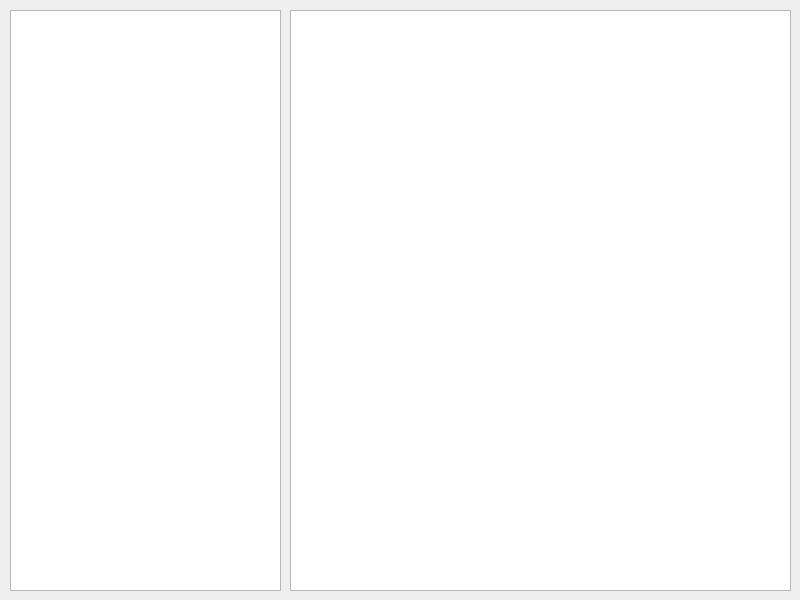
Qt form MainForm.ui (cnk24/Bithumb_Python) before a commit.
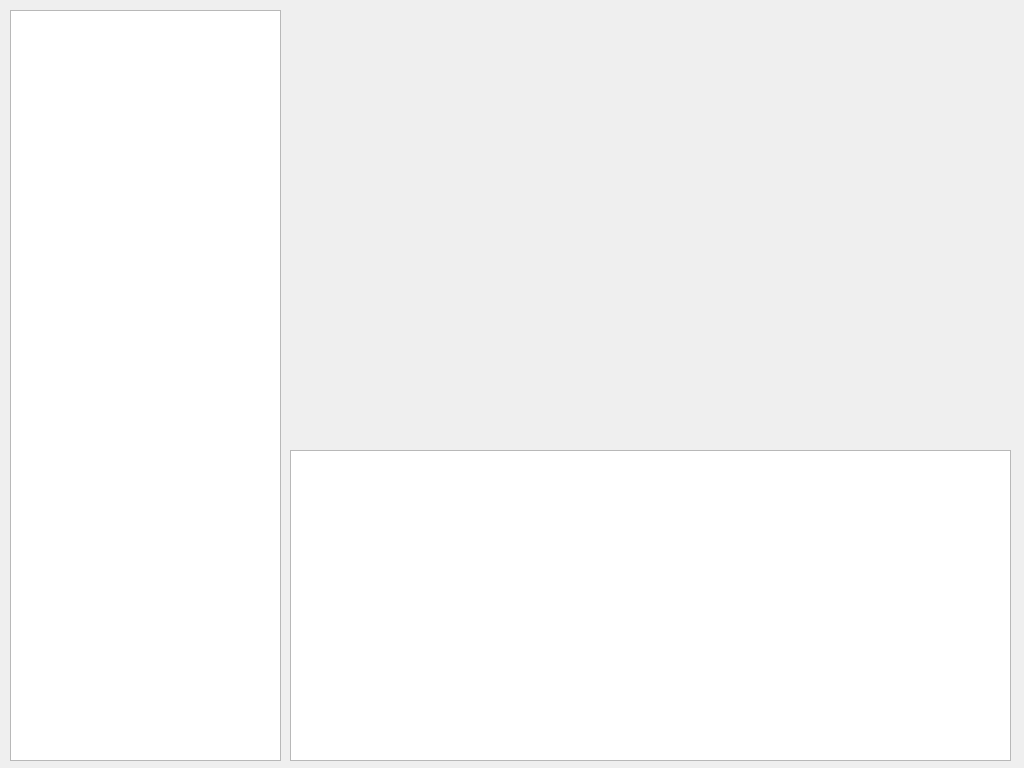
The same form after that commit.

The edit to the form file:
```diff
--- a/MainForm.ui
+++ b/MainForm.ui
@@ -6,8 +6,8 @@
    <rect>
     <x>0</x>
     <y>0</y>
-    <width>800</width>
-    <height>600</height>
+    <width>1024</width>
+    <height>768</height>
    </rect>
   </property>
   <property name="windowTitle">
@@ -19,7 +19,7 @@
      <x>10</x>
      <y>10</y>
      <width>271</width>
-     <height>581</height>
+     <height>751</height>
     </rect>
    </property>
   </widget>
@@ -27,11 +27,22 @@
    <property name="geometry">
     <rect>
      <x>290</x>
+     <y>450</y>
+     <width>721</width>
+     <height>311</height>
+    </rect>
+   </property>
+  </widget>
+  <widget class="QWidget" name="verticalLayoutWidget">
+   <property name="geometry">
+    <rect>
+     <x>290</x>
      <y>10</y>
-     <width>501</width>
-     <height>581</height>
+     <width>721</width>
+     <height>431</height>
     </rect>
    </property>
+   <layout class="QVBoxLayout" name="layoutPlot"/>
   </widget>
  </widget>
  <resources/>
```
